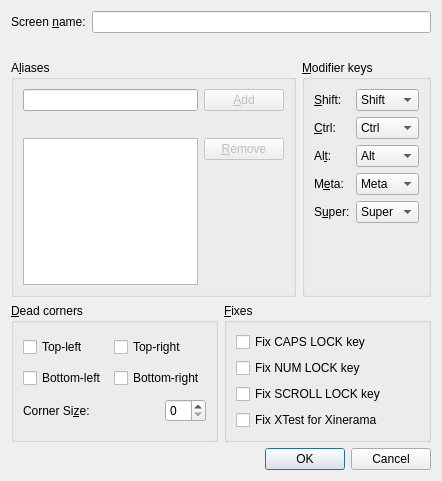
This is src/gui/src/ScreenSettingsDialogBase.ui in deskflow/deskflow as Qt 5 draws it before an edit. The edited form follows.
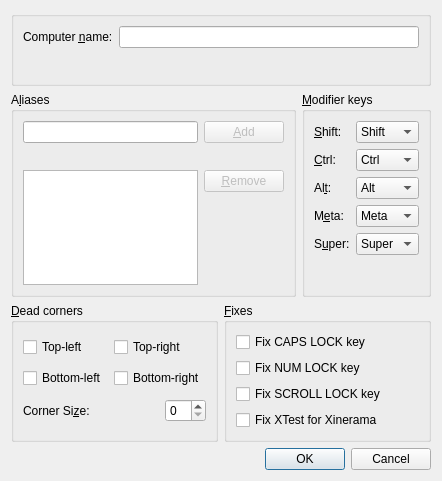
This is the edited form.

Commit message: SYNERGY-799 Update screen name

```diff
--- a/src/gui/src/ScreenSettingsDialogBase.ui
+++ b/src/gui/src/ScreenSettingsDialogBase.ui
@@ -15,11 +15,23 @@
   </property>
   <layout class="QVBoxLayout">
    <item>
+    <widget class="QGroupBox" name="groupBox">
+     <property name="minimumSize">
+      <size>
+       <width>0</width>
+       <height>0</height>
+      </size>
+     </property>
+     <property name="title">
+      <string/>
+     </property>
+     <layout class="QVBoxLayout" name="verticalLayout">
+      <item>
     <layout class="QHBoxLayout">
      <item>
       <widget class="QLabel" name="label_7">
        <property name="text">
-        <string>Screen &amp;name:</string>
+           <string>Computer &amp;name:</string>
        </property>
        <property name="buddy">
         <cstring>m_pLineEditName</cstring>
@@ -28,6 +40,12 @@
      </item>
      <item>
       <widget class="QLineEdit" name="m_pLineEditName">
+          <property name="sizePolicy">
+           <sizepolicy hsizetype="Expanding" vsizetype="Preferred">
+            <horstretch>0</horstretch>
+            <verstretch>0</verstretch>
+           </sizepolicy>
+          </property>
        <property name="maxLength">
         <number>255</number>
        </property>
@@ -37,6 +55,18 @@
    </item>
    <item>
     <widget class="QLabel" name="m_pLabelNameError">
+        <property name="sizePolicy">
+         <sizepolicy hsizetype="Preferred" vsizetype="Preferred">
+          <horstretch>0</horstretch>
+          <verstretch>0</verstretch>
+         </sizepolicy>
+        </property>
+        <property name="minimumSize">
+         <size>
+          <width>0</width>
+          <height>20</height>
+         </size>
+        </property>
      <property name="styleSheet">
       <string notr="true">color: #EC4C47; 
 font-size: 13px; 
@@ -49,6 +79,9 @@
      <property name="alignment">
       <set>Qt::AlignRight|Qt::AlignTrailing|Qt::AlignVCenter</set>
      </property>
+       </widget>
+      </item>
+     </layout>
     </widget>
    </item>
    <item>
```
Left out of the diff: 2 changed lines with no effect on the pictures. Lines whose indentation alone changed are shown as unchanged.
